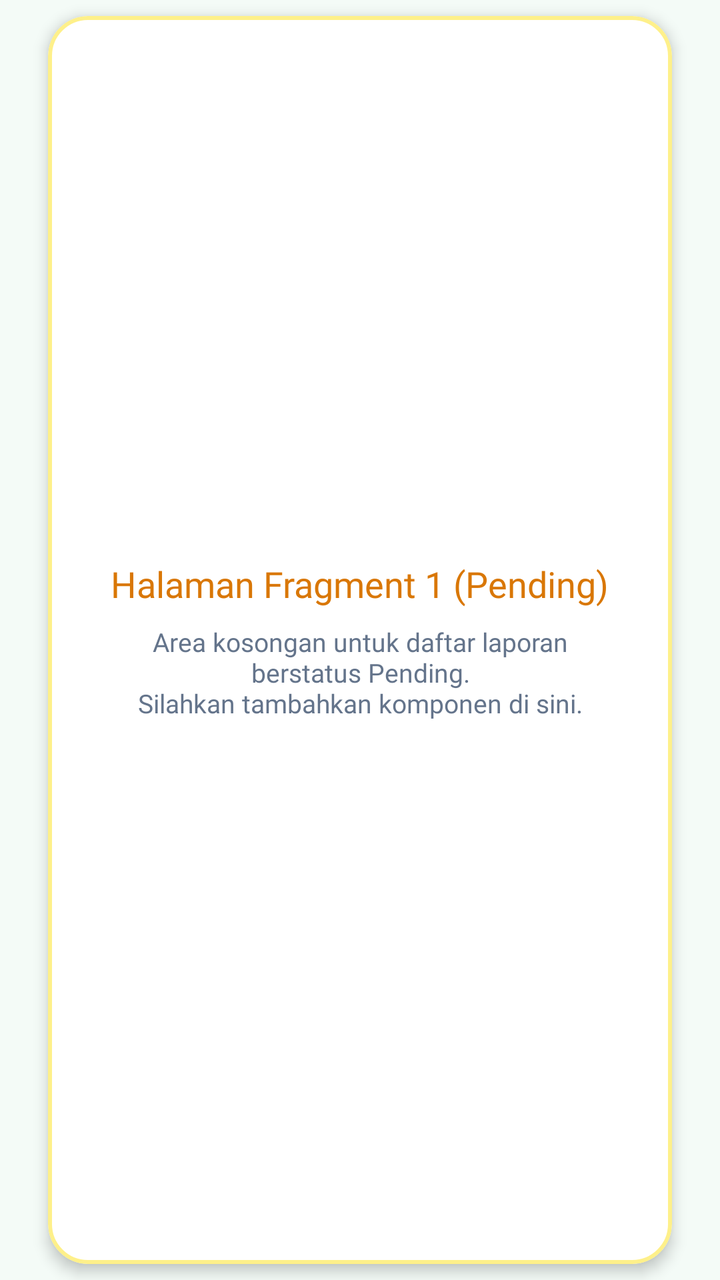
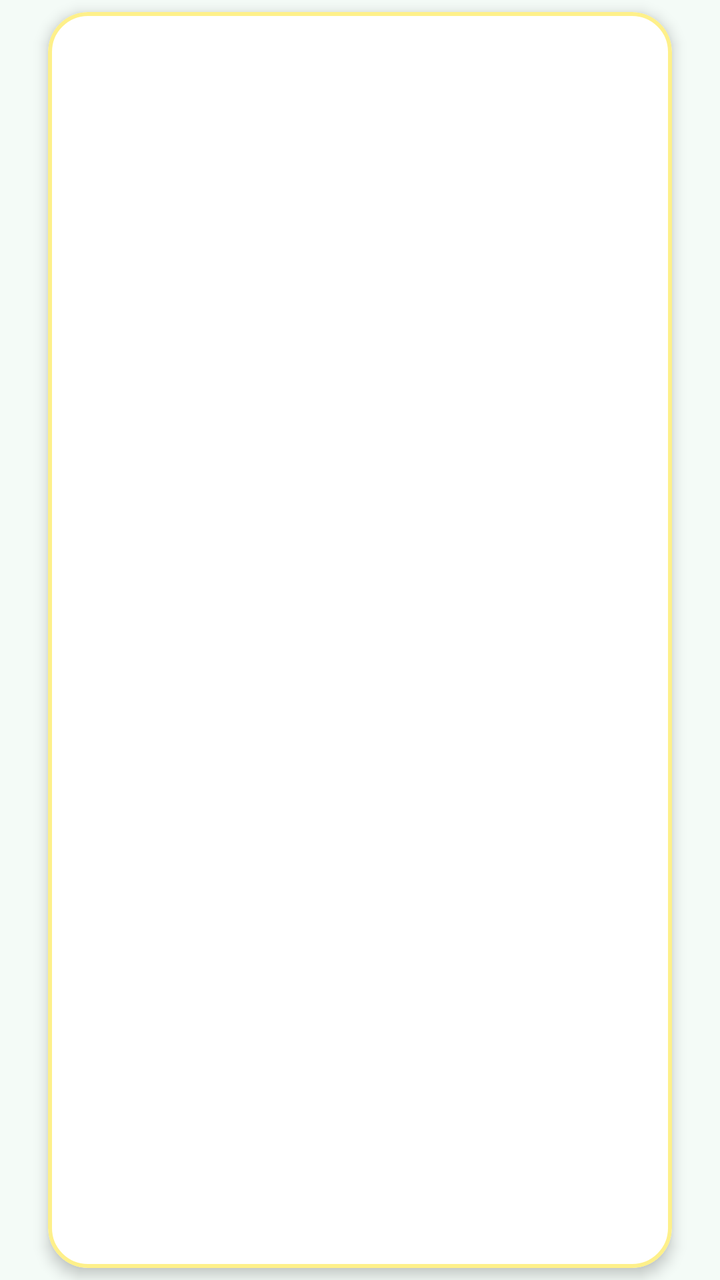

Compare the two renders of this Android layout. The source of the first and the diff that turns it into the second are given below.
<!-- AndroidManifest.xml: application theme Theme.Material3.DayNight.NoActionBar -->
<!-- res/layout/fragment_fragment1.xml -->
<?xml version="1.0" encoding="utf-8"?>
<FrameLayout xmlns:android="http://schemas.android.com/apk/res/android"
    xmlns:app="http://schemas.android.com/apk/res-auto"
    xmlns:tools="http://schemas.android.com/tools"
    android:layout_width="match_parent"
    android:layout_height="match_parent"
    android:background="#F4FBF7"
    tools:context=".fragment1">

    
    <com.google.android.material.card.MaterialCardView
        android:layout_width="match_parent"
        android:layout_height="match_parent"
        android:layout_marginHorizontal="24dp"
        android:layout_marginVertical="8dp"
        app:cardBackgroundColor="#FFFFFF"
        app:cardCornerRadius="20dp"
        app:cardElevation="4dp"
        app:strokeColor="#FEF08A"
        app:strokeWidth="2dp">

        <LinearLayout
            android:layout_width="match_parent"
            android:layout_height="match_parent"
            android:gravity="center"
            android:orientation="vertical"
            android:padding="24dp">

            <TextView
                android:layout_width="wrap_content"
                android:layout_height="wrap_content"
                android:fontFamily="@font/monasansbold"
                android:text="Halaman Fragment 1 (Pending)"
                android:textColor="#D97706"
                android:textSize="18sp" />

            <TextView
                android:layout_width="wrap_content"
                android:layout_height="wrap_content"
                android:layout_marginTop="8dp"
                android:fontFamily="@font/monasansregular"
                android:gravity="center"
                android:text="Area kosongan untuk daftar laporan berstatus Pending.\nSilahkan tambahkan komponen di sini."
                android:textColor="#64748B"
                android:textSize="13sp" />

        </LinearLayout>
    </com.google.android.material.card.MaterialCardView>

</FrameLayout>
<!-- resources referenced by this layout -->
<resources>

</resources>

<!-- the commit's change to res/layout/fragment_fragment1.xml (unified diff, before → after) -->
@@ -7,44 +7,27 @@
     android:background="#F4FBF7"
     tools:context=".fragment1">
 
-    
     <com.google.android.material.card.MaterialCardView
         android:layout_width="match_parent"
         android:layout_height="match_parent"
         android:layout_marginHorizontal="24dp"
-        android:layout_marginVertical="8dp"
+        android:layout_marginVertical="6dp"
         app:cardBackgroundColor="#FFFFFF"
         app:cardCornerRadius="20dp"
         app:cardElevation="4dp"
         app:strokeColor="#FEF08A"
         app:strokeWidth="2dp">
 
-        <LinearLayout
+        <ListView
+            android:id="@+id/listLaporanItems"
             android:layout_width="match_parent"
             android:layout_height="match_parent"
-            android:gravity="center"
-            android:orientation="vertical"
-            android:padding="24dp">
+            android:clipToPadding="false"
+            android:divider="@android:color/transparent"
+            android:dividerHeight="4dp"
+            android:nestedScrollingEnabled="true"
+            android:padding="12dp" />
 
-            <TextView
-                android:layout_width="wrap_content"
-                android:layout_height="wrap_content"
-                android:fontFamily="@font/monasansbold"
-                android:text="Halaman Fragment 1 (Pending)"
-                android:textColor="#D97706"
-                android:textSize="18sp" />
-
-            <TextView
-                android:layout_width="wrap_content"
-                android:layout_height="wrap_content"
-                android:layout_marginTop="8dp"
-                android:fontFamily="@font/monasansregular"
-                android:gravity="center"
-                android:text="Area kosongan untuk daftar laporan berstatus Pending.\nSilahkan tambahkan komponen di sini."
-                android:textColor="#64748B"
-                android:textSize="13sp" />
-
-        </LinearLayout>
     </com.google.android.material.card.MaterialCardView>
 
 </FrameLayout>
